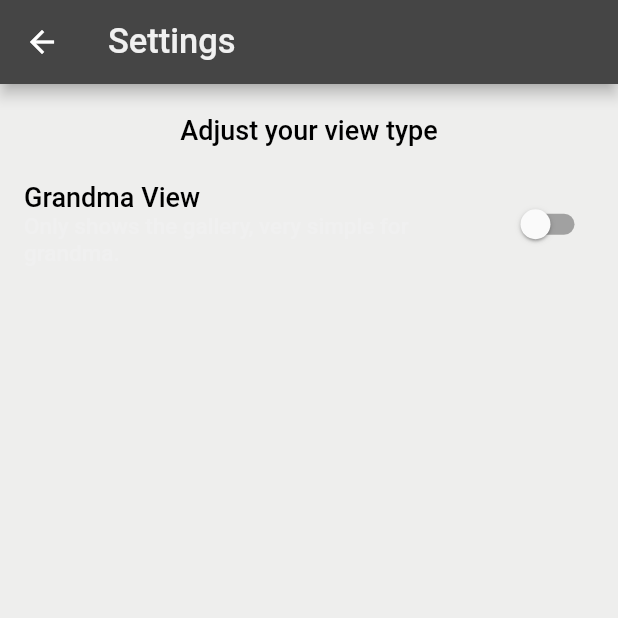
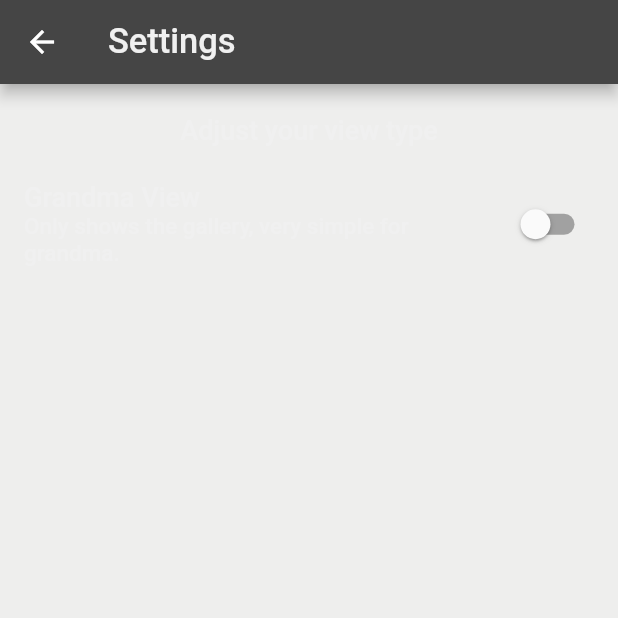
Before and after one commit to Matanel1995/Grandma_Project, a Flutter app: the SettingsScreen screen opened directly, on a phone screen of 412 x 824 dp, the top half of it. Run offline on Flutter 3.47's test engine with Material 2 defaults, Android fonts, the phone set to English and light mode, and no system bars; our stand-ins replace carousel_slider, cloud_firestore, dots_indicator, firebase_auth, firebase_core, firebase_storage and 3 more; accounts and stored records are empty; Roboto replaces fonts that are missing (RobotoCondensed).

Commit message:
fixed style

```diff
--- a/lib/main.dart
+++ b/lib/main.dart
@@ -19,14 +19,18 @@ void main() async {
 Widget buildText(BuildContext context, String text) {
   return Text(
     text,
-    style: Theme.of(context).textTheme.bodyText2,
+    style: Theme.of(context).textTheme.bodyText2?.apply(
+          color: Color(0xffF0F0F0),
+        ),
   );
 }
 
 Widget buildTextSmall(BuildContext context, String text) {
   return Text(
     text,
-    style: Theme.of(context).textTheme.subtitle1,
+    style: Theme.of(context).textTheme.subtitle1?.apply(
+          color: Color(0xffF0F0F0),
+        ),
   );
 }
 
@@ -105,7 +109,7 @@ class _MyAppState extends State<MyApp> {
                     fontFamily: 'RobotoCondensed',
                     fontSize: 15,
                     fontWeight: FontWeight.w500,
-                    color: Color(0xffF0F0F0),
+                    color: Color.fromARGB(255, 0, 0, 0),
                   ),
                   // subtitle2: const TextStyle(
                   //   fontFamily: 'RobotoCondensed',
```
Also changed, not shown: lib/widgets/promoCard.dart (+7 -2 lines).
